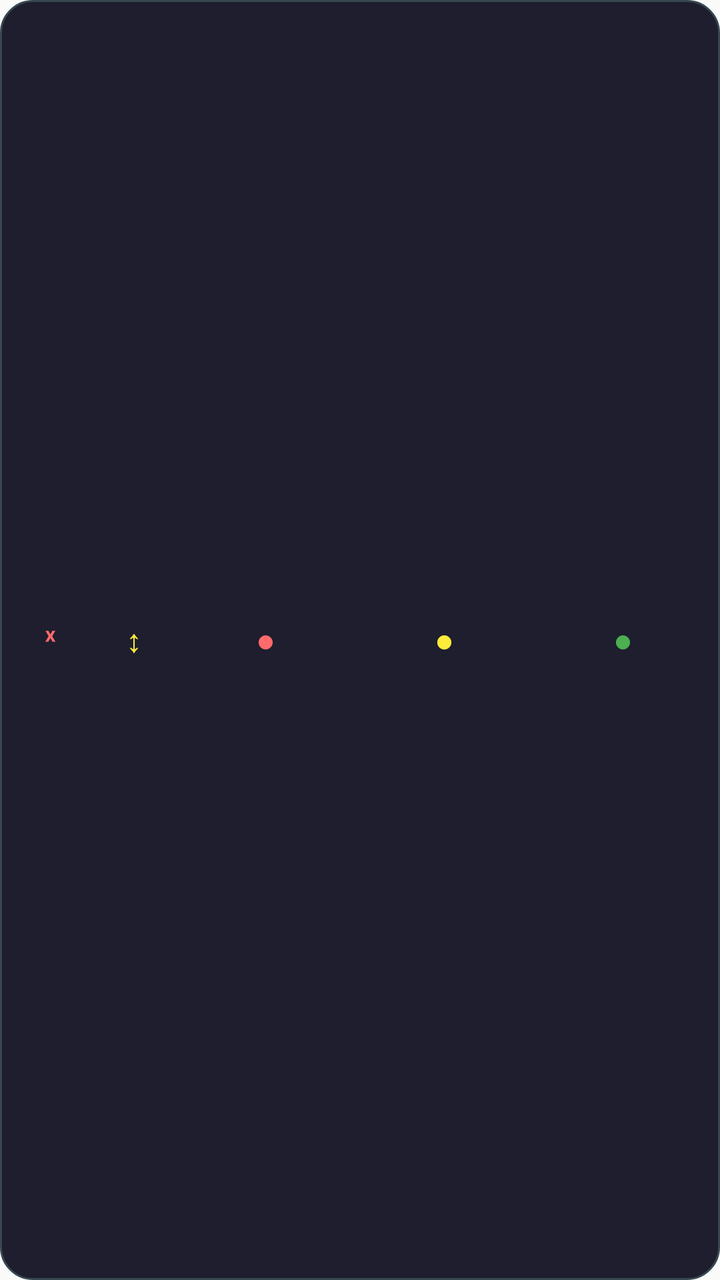
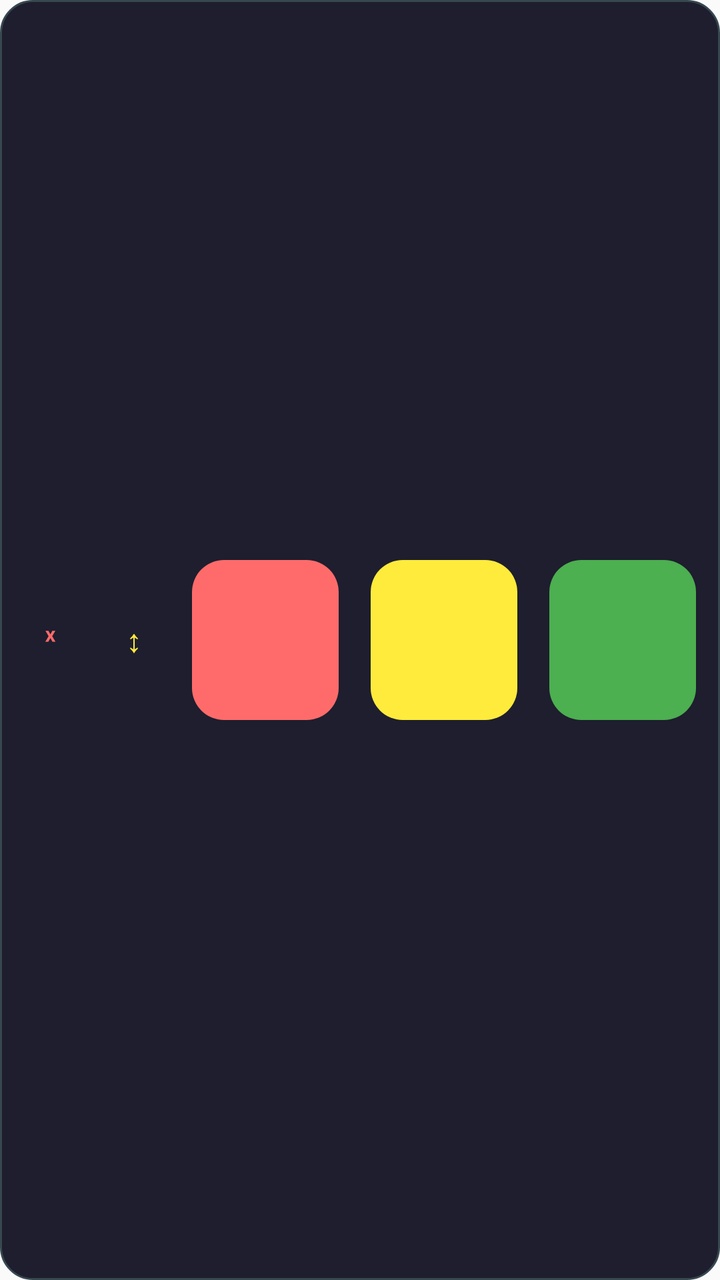

An Android layout rendered at two revisions. The XML below is the earlier revision; the diff shows what the commit changed to produce the second picture.
<!-- AndroidManifest.xml: application theme Theme.SignalLights -->
<!-- res/layout/overlay_layout.xml -->
<?xml version="1.0" encoding="utf-8"?>
<LinearLayout xmlns:android="http://schemas.android.com/apk/res/android"
    android:layout_width="match_parent"
    android:layout_height="match_parent"
    android:orientation="horizontal"
    android:gravity="center_vertical"
    android:padding="4dp"
    android:background="@drawable/overlay_elegant_bg">

    
    <Button
        android:id="@+id/close_button"
        android:layout_width="40dp"
        android:layout_height="40dp"
        android:text="ˣ"
        android:textSize="14sp"
        android:textColor="#ff6b6b"
        android:background="@null"
        android:padding="0dp"
        android:minWidth="0dp"
        android:minHeight="0dp"
        android:layout_margin="1dp"
        android:stateListAnimator="@null" />

    
    <Button
        android:id="@+id/drag_button"
        android:layout_width="40dp"
        android:layout_height="40dp"
        android:text="↕"
        android:textSize="16sp"
        android:textColor="#ffeb3b"
        android:background="@null"
        android:padding="0dp"
        android:minWidth="0dp"
        android:minHeight="0dp"
        android:layout_margin="1dp"
        android:stateListAnimator="@null" />

    
    <Button
        android:id="@+id/red_button"
        android:layout_width="0dp"
        android:layout_height="40dp"
        android:layout_weight="1"
        android:text="●"
        android:textSize="16sp"
        android:textColor="#ff6b6b"
        android:background="@null"
        android:layout_margin="6dp"
        android:stateListAnimator="@null" />

    
    <Button
        android:id="@+id/yellow_button"
        android:layout_width="0dp"
        android:layout_height="40dp"
        android:layout_weight="1"
        android:text="●"
        android:textSize="16sp"
        android:textColor="#ffeb3b"
        android:background="@null"
        android:layout_margin="6dp"
        android:stateListAnimator="@null" />

    
    <Button
        android:id="@+id/green_button"
        android:layout_width="0dp"
        android:layout_height="40dp"
        android:layout_weight="1"
        android:text="●"
        android:textSize="16sp"
        android:textColor="#4caf50"
        android:background="@null"
        android:layout_margin="6dp"
        android:stateListAnimator="@null" />

</LinearLayout>
<!-- resources referenced by this layout -->
<resources>
  <!-- drawable overlay_elegant_bg (drawable) -->
  <?xml version="1.0" encoding="utf-8"?>
  <shape xmlns:android="http://schemas.android.com/apk/res/android"
      android:shape="rectangle">
      <solid android:color="#1e1e2e" />
      <corners android:radius="16dp" />
      <stroke android:color="#37474f" android:width="1dp" />
  </shape>
  <style name="Theme.SignalLights" parent="Theme.AppCompat.Light.NoActionBar">
          <item name="colorPrimary">@color/primary</item>
          <item name="colorPrimaryDark">@color/primary_dark</item>
          <item name="colorAccent">@color/accent</item>
      </style>
  <color name="primary">#FF6200EE</color>
  <color name="primary_dark">#FF3700B3</color>
  <color name="accent">#FF03DAC5</color>
</resources>

<!-- the commit's change to res/layout/overlay_layout.xml (unified diff, before → after) -->
@@ -41,39 +41,39 @@
     <Button
         android:id="@+id/red_button"
         android:layout_width="0dp"
-        android:layout_height="40dp"
+        android:layout_height="80dp"
         android:layout_weight="1"
-        android:text="●"
-        android:textSize="16sp"
-        android:textColor="#ff6b6b"
-        android:background="@null"
-        android:layout_margin="6dp"
+        android:background="@drawable/overlay_button_red"
+        android:layout_margin="8dp"
+        android:padding="0dp"
+        android:minWidth="0dp"
+        android:minHeight="0dp"
         android:stateListAnimator="@null" />
 
     
     <Button
         android:id="@+id/yellow_button"
         android:layout_width="0dp"
-        android:layout_height="40dp"
+        android:layout_height="80dp"
         android:layout_weight="1"
-        android:text="●"
-        android:textSize="16sp"
-        android:textColor="#ffeb3b"
-        android:background="@null"
-        android:layout_margin="6dp"
+        android:background="@drawable/overlay_button_yellow"
+        android:layout_margin="8dp"
+        android:padding="0dp"
+        android:minWidth="0dp"
+        android:minHeight="0dp"
         android:stateListAnimator="@null" />
 
     
     <Button
         android:id="@+id/green_button"
         android:layout_width="0dp"
-        android:layout_height="40dp"
+        android:layout_height="80dp"
         android:layout_weight="1"
-        android:text="●"
-        android:textSize="16sp"
-        android:textColor="#4caf50"
-        android:background="@null"
-        android:layout_margin="6dp"
+        android:background="@drawable/overlay_button_green"
+        android:layout_margin="8dp"
+        android:padding="0dp"
+        android:minWidth="0dp"
+        android:minHeight="0dp"
         android:stateListAnimator="@null" />
 
 </LinearLayout>
<!-- resource entries referenced after the edit -->
@@ -1,5 +1,26 @@
 <!-- resources referenced by this layout -->
 <resources>
+  <!-- drawable overlay_button_green (drawable) -->
+  <?xml version="1.0" encoding="utf-8"?>
+  <shape xmlns:android="http://schemas.android.com/apk/res/android"
+      android:shape="rectangle">
+      <solid android:color="#4caf50" />
+      <corners android:radius="16dp" />
+  </shape>
+  <!-- drawable overlay_button_red (drawable) -->
+  <?xml version="1.0" encoding="utf-8"?>
+  <shape xmlns:android="http://schemas.android.com/apk/res/android"
+      android:shape="rectangle">
+      <solid android:color="#ff6b6b" />
+      <corners android:radius="16dp" />
+  </shape>
+  <!-- drawable overlay_button_yellow (drawable) -->
+  <?xml version="1.0" encoding="utf-8"?>
+  <shape xmlns:android="http://schemas.android.com/apk/res/android"
+      android:shape="rectangle">
+      <solid android:color="#ffeb3b" />
+      <corners android:radius="16dp" />
+  </shape>
   <!-- drawable overlay_elegant_bg (drawable) -->
   <?xml version="1.0" encoding="utf-8"?>
   <shape xmlns:android="http://schemas.android.com/apk/res/android"
